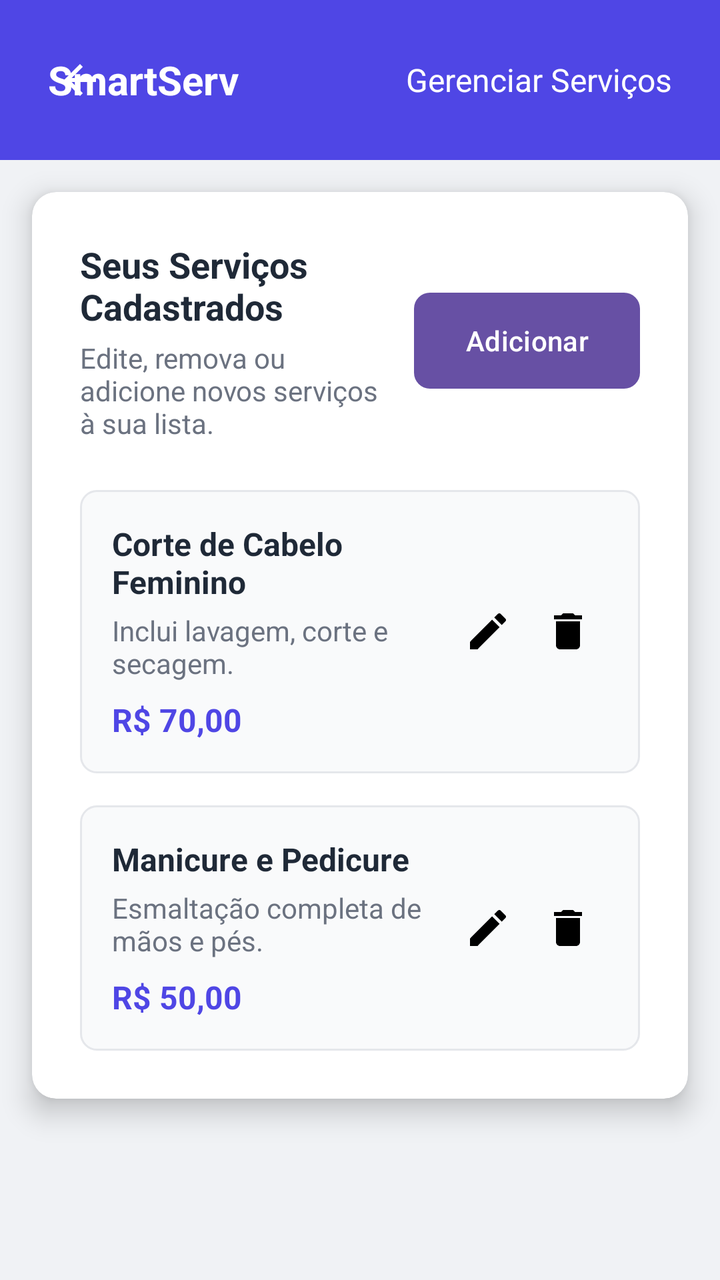
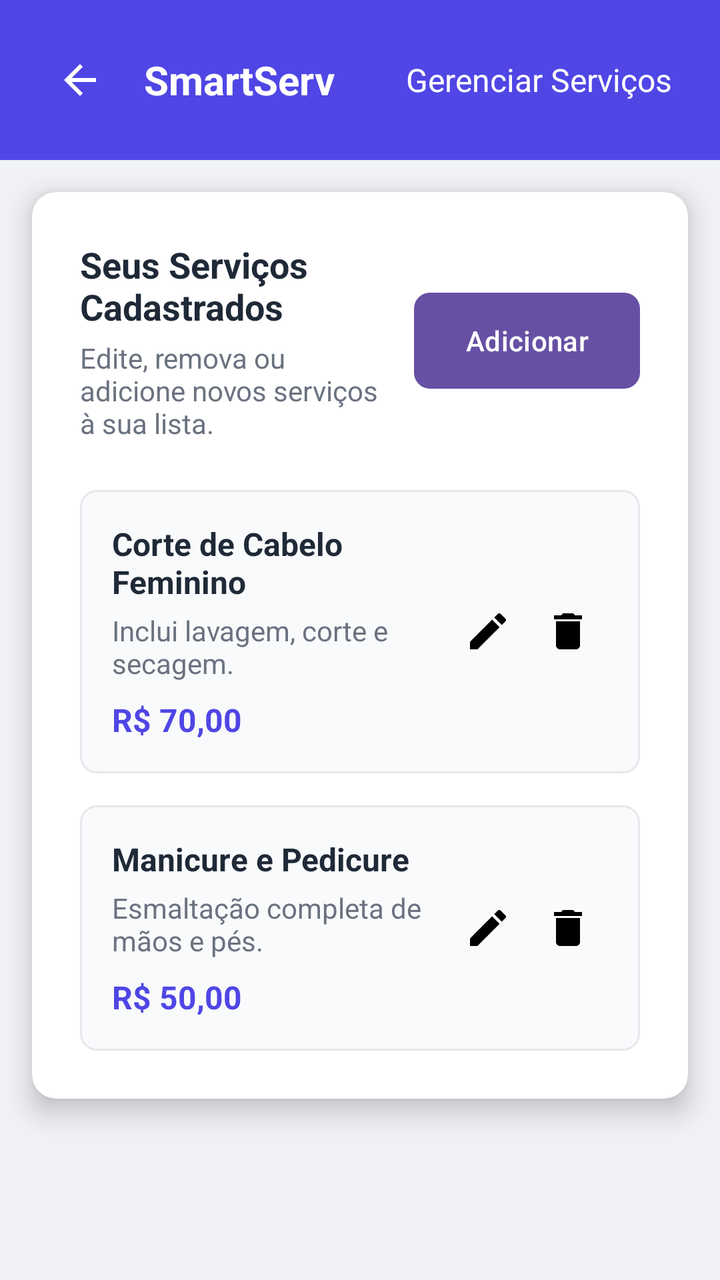

Compare the two renders of this Android layout. The source of the first and the diff that turns it into the second are given below.
<!-- AndroidManifest.xml: application theme Theme.SmartApp -->
<!-- res/layout/gerenciar_servico.xml -->
<?xml version="1.0" encoding="utf-8"?>
<RelativeLayout xmlns:android="http://schemas.android.com/apk/res/android"
    xmlns:app="http://schemas.android.com/apk/res-auto"
    android:layout_width="match_parent"
    android:layout_height="match_parent"
    android:background="#F0F2F5">

    
    <RelativeLayout
        android:id="@+id/header"
        android:layout_width="match_parent"
        android:layout_height="wrap_content"
        android:background="#4F46E5"
        android:padding="16dp"
        android:layout_alignParentTop="true">

        <ImageButton
            android:id="@+id/btnVoltarServico"
            android:layout_width="48dp"
            android:layout_height="48dp"
            android:background="?attr/selectableItemBackgroundBorderless"
            android:contentDescription="gere2"
            android:src="@drawable/ic_arrow_back"
            android:layout_alignParentStart="true"/>

        <TextView
            android:id="@+id/logoTextHeader"
            android:layout_width="wrap_content"
            android:layout_height="wrap_content"
            android:layout_centerVertical="true"
            android:layout_toEndOf="@id/backButton"
            android:layout_marginStart="8dp"
            android:text="SmartServ"
            android:textColor="#FFFFFF"
            android:textSize="20sp"
            android:textStyle="bold"/>

        <TextView
            android:id="@+id/headerTitle"
            android:layout_width="wrap_content"
            android:layout_height="wrap_content"
            android:layout_alignParentEnd="true"
            android:layout_centerVertical="true"
            android:layout_marginEnd="8dp"
            android:text="Gerenciar Serviços"
            android:textColor="#FFFFFF"
            android:textSize="16sp"
            android:maxLines="1"
            android:ellipsize="end"/>
    </RelativeLayout>

    
    <androidx.cardview.widget.CardView
        android:layout_width="match_parent"
        android:layout_height="wrap_content"
        android:layout_below="@id/header"
        android:layout_margin="16dp"
        app:cardCornerRadius="12dp"
        app:cardElevation="8dp"
        app:cardBackgroundColor="@android:color/white">

        <LinearLayout
            android:layout_width="match_parent"
            android:layout_height="wrap_content"
            android:orientation="vertical"
            android:padding="24dp">

            
            <LinearLayout
                android:layout_width="match_parent"
                android:layout_height="wrap_content"
                android:orientation="vertical"
                android:layout_marginBottom="24dp">

                <LinearLayout
                    android:layout_width="match_parent"
                    android:layout_height="wrap_content"
                    android:orientation="horizontal"
                    android:gravity="center_vertical"
                    android:weightSum="1">

                    <LinearLayout
                        android:layout_width="0dp"
                        android:layout_height="wrap_content"
                        android:layout_weight="0.7"
                        android:orientation="vertical">

                        <TextView
                            android:layout_width="match_parent"
                            android:layout_height="wrap_content"
                            android:text="Seus Serviços Cadastrados"
                            android:textColor="#1F2937"
                            android:textSize="18sp"
                            android:textStyle="bold"/>

                        <TextView
                            android:layout_width="match_parent"
                            android:layout_height="wrap_content"
                            android:layout_marginTop="4dp"
                            android:text="Edite, remova ou adicione novos serviços à sua lista."
                            android:textColor="#6B7280"
                            android:textSize="14sp"/>
                    </LinearLayout>

                    <Button
                        android:id="@+id/addNewServiceBtn"
                        android:layout_width="48dp"
                        android:layout_height="48dp"
                        android:layout_weight="0.3"
                        android:layout_marginStart="16dp"
                        android:drawableStart="@drawable/ic_add"
                        android:drawableTint="@android:color/white"
                        android:drawablePadding="4dp"
                        android:paddingStart="8dp"
                        android:paddingEnd="8dp"
                        android:text="Adicionar"
                        android:textColor="@android:color/white"
                        android:backgroundTint="#4F46E5"
                        android:background="@drawable/rounded_button"
                        android:minHeight="40dp"
                        android:maxLines="1"
                        android:ellipsize="end"/>
                </LinearLayout>
            </LinearLayout>

            
            <LinearLayout
                android:id="@+id/serviceList"
                android:layout_width="match_parent"
                android:layout_height="wrap_content"
                android:orientation="vertical">

                
                <RelativeLayout
                    android:layout_width="match_parent"
                    android:layout_height="wrap_content"
                    android:background="@drawable/service_item_background"
                    android:padding="16dp"
                    android:layout_marginBottom="16dp"
                    android:clickable="true"
                    android:focusable="true">

                    <LinearLayout
                        android:layout_width="wrap_content"
                        android:layout_height="wrap_content"
                        android:orientation="vertical"
                        android:layout_alignParentStart="true"
                        android:layout_toStartOf="@+id/actionButtons">

                        <TextView
                            android:layout_width="wrap_content"
                            android:layout_height="wrap_content"
                            android:text="Corte de Cabelo Feminino"
                            android:textColor="#1F2937"
                            android:textSize="16sp"
                            android:textStyle="bold"/>

                        <TextView
                            android:layout_width="wrap_content"
                            android:layout_height="wrap_content"
                            android:layout_marginTop="4dp"
                            android:text="Inclui lavagem, corte e secagem."
                            android:textColor="#6B7280"
                            android:textSize="14sp"/>

                        <TextView
                            android:layout_width="wrap_content"
                            android:layout_height="wrap_content"
                            android:layout_marginTop="8dp"
                            android:text="R$ 70,00"
                            android:textColor="#4F46E5"
                            android:textSize="16sp"
                            android:textStyle="bold"/>
                    </LinearLayout>

                    <LinearLayout
                        android:id="@+id/actionButtons"
                        android:layout_width="wrap_content"
                        android:layout_height="wrap_content"
                        android:orientation="horizontal"
                        android:layout_alignParentEnd="true"
                        android:layout_centerVertical="true">

                        <ImageButton
                            android:id="@+id/editButton1"
                            android:layout_width="40dp"
                            android:layout_height="40dp"
                            android:background="?attr/selectableItemBackgroundBorderless"
                            android:contentDescription="image5"
                            app:srcCompat="@drawable/ic_edit"
                            />

                        <ImageButton
                            android:id="@+id/deleteButton1"
                            android:layout_width="40dp"
                            android:layout_height="40dp"
                            android:background="?attr/selectableItemBackgroundBorderless"
                            android:contentDescription="image1"
                            app:srcCompat="@drawable/ic_delete"
                            />
                    </LinearLayout>
                </RelativeLayout>

                
                <RelativeLayout
                    android:layout_width="match_parent"
                    android:layout_height="wrap_content"
                    android:background="@drawable/service_item_background"
                    android:padding="16dp"
                    android:clickable="true"
                    android:focusable="true">

                    <LinearLayout
                        android:layout_width="wrap_content"
                        android:layout_height="wrap_content"
                        android:orientation="vertical"
                        android:layout_alignParentStart="true"
                        android:layout_toStartOf="@+id/actionButtons2">

                        <TextView
                            android:layout_width="wrap_content"
                            android:layout_height="wrap_content"
                            android:text="Manicure e Pedicure"
                            android:textColor="#1F2937"
                            android:textSize="16sp"
                            android:textStyle="bold"/>

                        <TextView
                            android:layout_width="wrap_content"
                            android:layout_height="wrap_content"
                            android:layout_marginTop="4dp"
                            android:text="Esmaltação completa de mãos e pés."
                            android:textColor="#6B7280"
                            android:textSize="14sp"/>

                        <TextView
                            android:layout_width="wrap_content"
                            android:layout_height="wrap_content"
                            android:layout_marginTop="8dp"
                            android:text="R$ 50,00"
                            android:textColor="#4F46E5"
                            android:textSize="16sp"
                            android:textStyle="bold"/>
                    </LinearLayout>

                    <LinearLayout
                        android:id="@+id/actionButtons2"
                        android:layout_width="wrap_content"
                        android:layout_height="wrap_content"
                        android:orientation="horizontal"
                        android:layout_alignParentEnd="true"
                        android:layout_centerVertical="true">

                        <ImageButton
                            android:id="@+id/editButton2"
                            android:layout_width="40dp"
                            android:layout_height="40dp"
                            android:background="?attr/selectableItemBackgroundBorderless"
                            android:contentDescription="image4"
                            app:srcCompat="@drawable/ic_edit"
                            />

                        <ImageButton
                            android:id="@+id/deleteButton2"
                            android:layout_width="40dp"
                            android:layout_height="40dp"
                            android:background="?attr/selectableItemBackgroundBorderless"
                            android:contentDescription="image3"
                            app:srcCompat="@drawable/ic_delete"
                            />
                    </LinearLayout>
                </RelativeLayout>
            </LinearLayout>
        </LinearLayout>
    </androidx.cardview.widget.CardView>
</RelativeLayout>
<!-- resources referenced by this layout -->
<resources>
  <!-- drawable ic_add (drawable) -->
  <?xml version="1.0" encoding="utf-8"?>
  <vector xmlns:android="http://schemas.android.com/apk/res/android"
      android:width="24dp"
      android:height="24dp"
      android:viewportWidth="24"
      android:viewportHeight="24">
      <path
          android:fillColor="#FF000000"
          android:pathData="M19,13h-6v6h-2v-6H5v-2h6V5h2v6h6v2z"/>
  </vector>
  <!-- drawable ic_arrow_back (drawable) -->
  <vector xmlns:android="http://schemas.android.com/apk/res/android"
      android:width="24dp"
      android:height="24dp"
      android:viewportWidth="24"
      android:viewportHeight="24">
      <path android:fillColor="#FFFFFF" android:pathData="M20,11H7.83l5.59,-5.59L12,4l-8,8 8,8 1.41,-1.41L7.83,13H20v-2z"/>
  </vector>
  <!-- drawable ic_delete (drawable) -->
  <vector xmlns:android="http://schemas.android.com/apk/res/android"
      android:width="24dp"
      android:height="24dp"
      android:viewportWidth="24"
      android:viewportHeight="24">
      <path
          android:fillColor="#FF000000"
          android:pathData="M6,19c0,1.1 0.9,2 2,2h8c1.1,0 2,-0.9 2,-2V7H6V19zM19,4h-3.5l-1,-1h-5l-1,1H5v2h14V4z"/>
  </vector>
  <!-- drawable ic_edit (drawable) -->
  <vector xmlns:android="http://schemas.android.com/apk/res/android"
      android:width="24dp"
      android:height="24dp"
      android:viewportWidth="24"
      android:viewportHeight="24">
      <path
          android:fillColor="#FF000000"
          android:pathData="M3,17.25V21h3.75L17.81,9.94l-3.75,-3.75L3,17.25zM20.71,7.04c0.39,-0.39 0.39,-1.02 0,-1.41l-2.34,-2.34c-0.39,-0.39 -1.02,-0.39 -1.41,0l-1.83,1.83 3.75,3.75 1.83,-1.83z"/>
  </vector>
  <!-- drawable rounded_button (drawable) -->
  <?xml version="1.0" encoding="utf-8"?>
  <shape xmlns:android="http://schemas.android.com/apk/res/android"
      android:shape="rectangle">
      <corners android:radius="8dp" />
      <solid android:color="#4F46E5" />
  </shape>
  <!-- drawable service_item_background (drawable) -->
  <?xml version="1.0" encoding="utf-8"?>
  <shape xmlns:android="http://schemas.android.com/apk/res/android"
      android:shape="rectangle">
      <solid android:color="#F9FAFB" />
      <corners android:radius="8dp" />
      <stroke
          android:width="1dp"
          android:color="#E5E7EB" />
  </shape>
  <style name="Theme.SmartApp" parent="Base.Theme.SmartApp" />
  <style name="Base.Theme.SmartApp" parent="Theme.Material3.DayNight.NoActionBar" />
</resources>

<!-- the commit's change to res/layout/gerenciar_servico.xml (unified diff, before → after) -->
@@ -28,7 +28,7 @@
             android:layout_width="wrap_content"
             android:layout_height="wrap_content"
             android:layout_centerVertical="true"
-            android:layout_toEndOf="@id/backButton"
+            android:layout_toEndOf="@id/btnVoltarServico"
             android:layout_marginStart="8dp"
             android:text="SmartServ"
             android:textColor="#FFFFFF"
